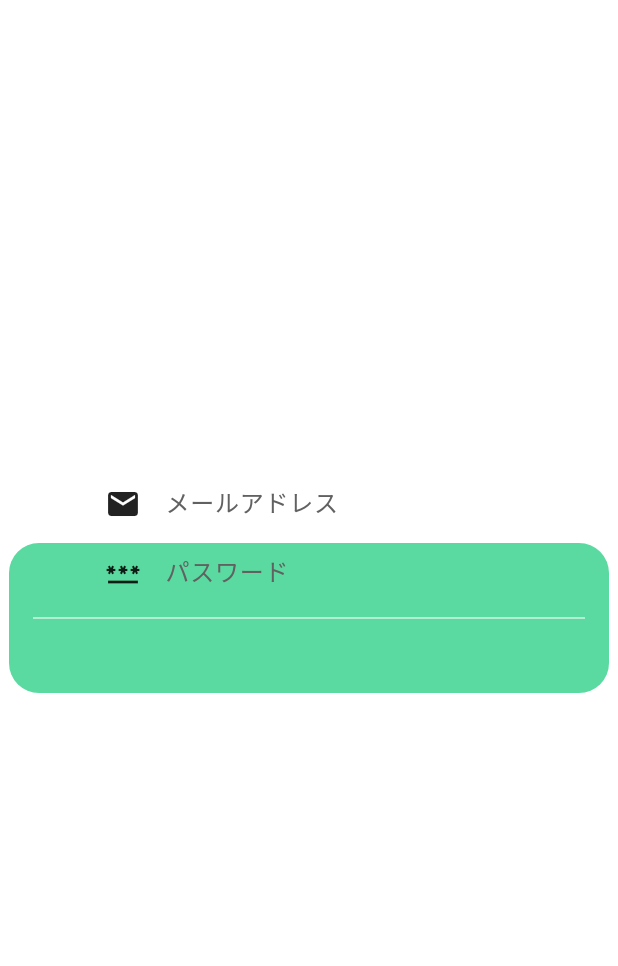
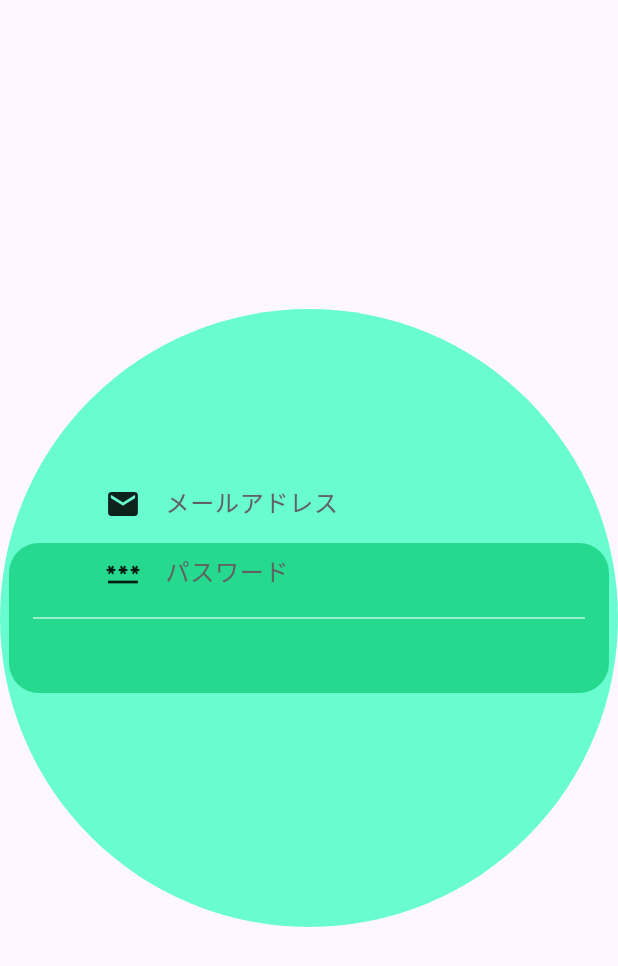
Before and after one commit to boywithdv/training, a Flutter app: the screen it shows after launch, after a tap on "Create Account", on a phone screen of 412 x 824 dp. Shown: the top 966 px of the screen. Run offline on Flutter 3.47's test engine with Material 3 defaults, Android fonts, the phone set to English and light mode, and no system bars; drawn by our look-alikes of animated_background; our stand-ins replace animate_do, cloud_firestore, firebase_auth, firebase_core, lottie; accounts and stored records are empty.

Commit message:
createAccountForm作成

```diff
--- a/lib/main.dart
+++ b/lib/main.dart
@@ -2,6 +2,7 @@ import 'package:flutter/material.dart';
 import 'package:training/firebase_options.dart';
 import 'package:training/views/Page/Form.dart';
 import 'package:firebase_core/firebase_core.dart';
+import 'package:training/views/Page/RegisterForm.dart';
 
 void main() async {
   WidgetsFlutterBinding.ensureInitialized();
--- a/lib/views/Page/RegisterForm.dart
+++ b/lib/views/Page/RegisterForm.dart
@@ -1,5 +1,6 @@
 import 'package:flutter/material.dart';
 import 'package:training/components/textfield.dart';
+import 'package:training/views/Page/RegisterFormless.dart';
 
 class RegisterForm extends StatefulWidget {
   const RegisterForm({super.key});
@@ -9,63 +10,9 @@ class RegisterForm extends StatefulWidget {
 }
 
 class _RegisterFormState extends State<RegisterForm> {
-  final _mailController = TextEditingController();
-  final _pwController = TextEditingController();
   final _formKey = GlobalKey<FormState>();
   @override
   Widget build(BuildContext context) {
-    print("Register Form Binding");
-    return Stack(
-      children: [
-        Center(
-          child: Container(
-            height: 100,
-            width: 400,
-            decoration: BoxDecoration(
-              borderRadius: BorderRadius.circular(20),
-              color: Color.fromARGB(166, 1, 198, 109),
-            ),
-          ),
-        ),
-        Positioned(
-          bottom: 456,
-          left: 100,
-          child: TextFieldForLogin(
-            hinttext: "メールアドレス",
-            pw: false,
-            textController: _mailController,
-            onChanged: (newValue) {},
-          ),
-        ),
-        Positioned(
-          bottom: 410,
-          left: 100,
-          child: TextFieldForLogin(
-            hinttext: "パスワード",
-            pw: true,
-            textController: _pwController,
-            onChanged: (newValue) {},
-          ),
-        ),
-        Positioned(
-          bottom: 476,
-          left: 70,
-          child: Icon(Icons.mail),
-        ),
-        Positioned(
-          left: 70,
-          bottom: 430,
-          child: Icon(Icons.password),
-        ),
-        Center(
-          child: Divider(
-            indent: 22,
-            endIndent: 22,
-            thickness: 1,
-            color: Colors.white70,
-          ),
-        )
-      ],
-    );
+    return RegisterPageless();
   }
 }
--- /dev/null
+++ b/lib/views/Page/RegisterFormless.dart
@@ -0,0 +1,75 @@
+import 'package:flutter/material.dart';
+import 'package:provider/provider.dart';
+import 'package:training/components/backgroundAnimation.dart';
+import 'package:training/components/textfield.dart';
+import 'package:training/controller/Auth/RegisterModel.dart';
+
+class RegisterPageless extends StatelessWidget {
+  final _mailController = TextEditingController();
+  final _pwController = TextEditingController();
+  @override
+  Widget build(BuildContext context) {
+    return ChangeNotifierProvider<RegisterModel>(
+      create: (_) => RegisterModel(),
+      child: Scaffold(
+        body: Center(
+          child: Consumer<RegisterModel>(builder: (context, model, child) {
+            return Stack(
+              children: [
+                BackgroundAnimation(),
+                Center(
+                  child: Container(
+                    height: 100,
+                    width: 400,
+                    decoration: BoxDecoration(
+                      borderRadius: BorderRadius.circular(20),
+                      color: Color.fromARGB(166, 1, 198, 109),
+                    ),
+                  ),
+                ),
+                Positioned(
+                  bottom: 456,
+                  left: 100,
+                  child: TextFieldForLogin(
+                    hinttext: "メールアドレス",
+                    pw: false,
+                    textController: _mailController,
+                    onChanged: (newValue) {},
+                  ),
+                ),
+                Positioned(
+                  bottom: 410,
+                  left: 100,
+                  child: TextFieldForLogin(
+                    hinttext: "パスワード",
+                    pw: true,
+                    textController: _pwController,
+                    onChanged: (newValue) {},
+                  ),
+                ),
+                Positioned(
+                  bottom: 476,
+                  left: 70,
+                  child: Icon(Icons.mail),
+                ),
+                Positioned(
+                  left: 70,
+                  bottom: 430,
+                  child: Icon(Icons.password),
+                ),
+                Center(
+                  child: Divider(
+                    indent: 22,
+                    endIndent: 22,
+                    thickness: 1,
+                    color: Colors.white70,
+                  ),
+                )
+              ],
+            );
+          }),
+        ),
+      ),
+    );
+  }
+}
```
